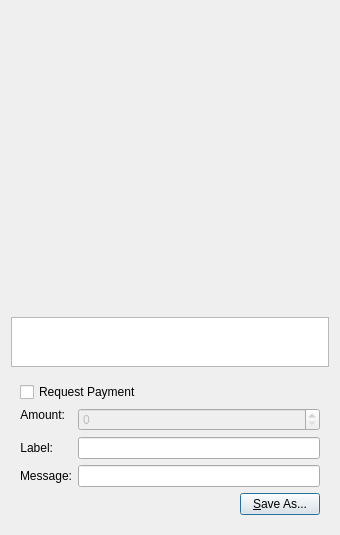
Qt form src/qt/forms/qrcodedialog.ui (nokat/bitbean) before a commit.
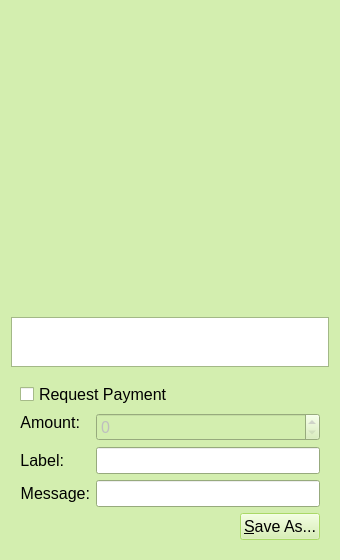
The same form after that commit. Custom widgets are drawn as their Qt base class.

The edit to the form file:
```diff
--- a/src/qt/forms/qrcodedialog.ui
+++ b/src/qt/forms/qrcodedialog.ui
@@ -7,9 +7,187 @@
     <x>0</x>
     <y>0</y>
     <width>340</width>
-    <height>530</height>
+    <height>543</height>
    </rect>
   </property>
+  <property name="palette">
+   <palette>
+    <active>
+     <colorrole role="Button">
+      <brush brushstyle="SolidPattern">
+       <color alpha="255">
+        <red>211</red>
+        <green>238</green>
+        <blue>175</blue>
+       </color>
+      </brush>
+     </colorrole>
+     <colorrole role="Base">
+      <brush brushstyle="SolidPattern">
+       <color alpha="255">
+        <red>255</red>
+        <green>255</green>
+        <blue>255</blue>
+       </color>
+      </brush>
+     </colorrole>
+     <colorrole role="Window">
+      <brush brushstyle="SolidPattern">
+       <color alpha="255">
+        <red>211</red>
+        <green>238</green>
+        <blue>175</blue>
+       </color>
+      </brush>
+     </colorrole>
+     <colorrole role="Highlight">
+      <brush brushstyle="SolidPattern">
+       <color alpha="255">
+        <red>159</red>
+        <green>213</green>
+        <blue>85</blue>
+       </color>
+      </brush>
+     </colorrole>
+     <colorrole role="AlternateBase">
+      <brush brushstyle="SolidPattern">
+       <color alpha="255">
+        <red>211</red>
+        <green>238</green>
+        <blue>175</blue>
+       </color>
+      </brush>
+     </colorrole>
+     <colorrole role="ToolTipBase">
+      <brush brushstyle="SolidPattern">
+       <color alpha="255">
+        <red>211</red>
+        <green>238</green>
+        <blue>175</blue>
+       </color>
+      </brush>
+     </colorrole>
+    </active>
+    <inactive>
+     <colorrole role="Button">
+      <brush brushstyle="SolidPattern">
+       <color alpha="255">
+        <red>211</red>
+        <green>238</green>
+        <blue>175</blue>
+       </color>
+      </brush>
+     </colorrole>
+     <colorrole role="Base">
+      <brush brushstyle="SolidPattern">
+       <color alpha="255">
+        <red>255</red>
+        <green>255</green>
+        <blue>255</blue>
+       </color>
+      </brush>
+     </colorrole>
+     <colorrole role="Window">
+      <brush brushstyle="SolidPattern">
+       <color alpha="255">
+        <red>211</red>
+        <green>238</green>
+        <blue>175</blue>
+       </color>
+      </brush>
+     </colorrole>
+     <colorrole role="Highlight">
+      <brush brushstyle="SolidPattern">
+       <color alpha="255">
+        <red>159</red>
+        <green>213</green>
+        <blue>85</blue>
+       </color>
+      </brush>
+     </colorrole>
+     <colorrole role="AlternateBase">
+      <brush brushstyle="SolidPattern">
+       <color alpha="255">
+        <red>211</red>
+        <green>238</green>
+        <blue>175</blue>
+       </color>
+      </brush>
+     </colorrole>
+     <colorrole role="ToolTipBase">
+      <brush brushstyle="SolidPattern">
+       <color alpha="255">
+        <red>211</red>
+        <green>238</green>
+        <blue>175</blue>
+       </color>
+      </brush>
+     </colorrole>
+    </inactive>
+    <disabled>
+     <colorrole role="Button">
+      <brush brushstyle="SolidPattern">
+       <color alpha="255">
+        <red>211</red>
+        <green>238</green>
+        <blue>175</blue>
+       </color>
+      </brush>
+     </colorrole>
+     <colorrole role="Base">
+      <brush brushstyle="SolidPattern">
+       <color alpha="255">
+        <red>211</red>
+        <green>238</green>
+        <blue>175</blue>
+       </color>
+      </brush>
+     </colorrole>
+     <colorrole role="Window">
+      <brush brushstyle="SolidPattern">
+       <color alpha="255">
+        <red>211</red>
+        <green>238</green>
+        <blue>175</blue>
+       </color>
+      </brush>
+     </colorrole>
+     <colorrole role="Highlight">
+      <brush brushstyle="SolidPattern">
+       <color alpha="255">
+        <red>0</red>
+        <green>0</green>
+        <blue>128</blue>
+       </color>
+      </brush>
+     </colorrole>
+     <colorrole role="AlternateBase">
+      <brush brushstyle="SolidPattern">
+       <color alpha="255">
+        <red>211</red>
+        <green>238</green>
+        <blue>175</blue>
+       </color>
+      </brush>
+     </colorrole>
+     <colorrole role="ToolTipBase">
+      <brush brushstyle="SolidPattern">
+       <color alpha="255">
+        <red>211</red>
+        <green>238</green>
+        <blue>175</blue>
+       </color>
+      </brush>
+     </colorrole>
+    </disabled>
+   </palette>
+  </property>
+  <property name="font">
+   <font>
+    <family>Liberation Sans</family>
+    <pointsize>12</pointsize>
+   </font>
+  </property>
   <property name="windowTitle">
    <string>QR Code Dialog</string>
   </property>
```
Left out of the diff: 6 changed lines with no effect on the pictures.
